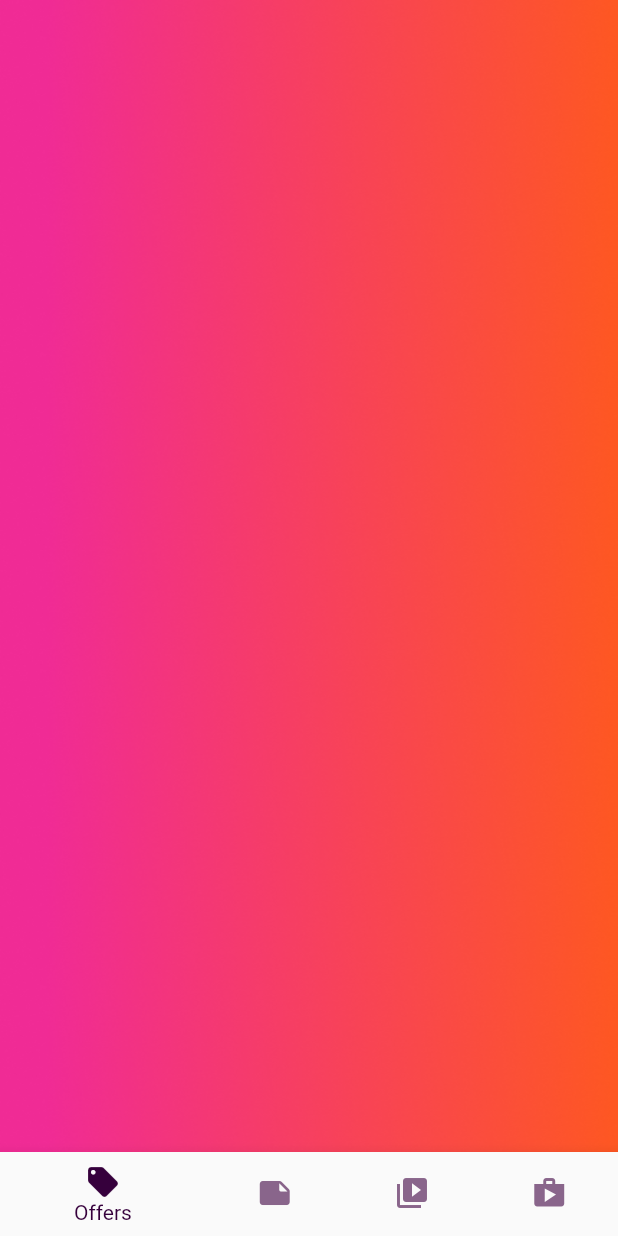
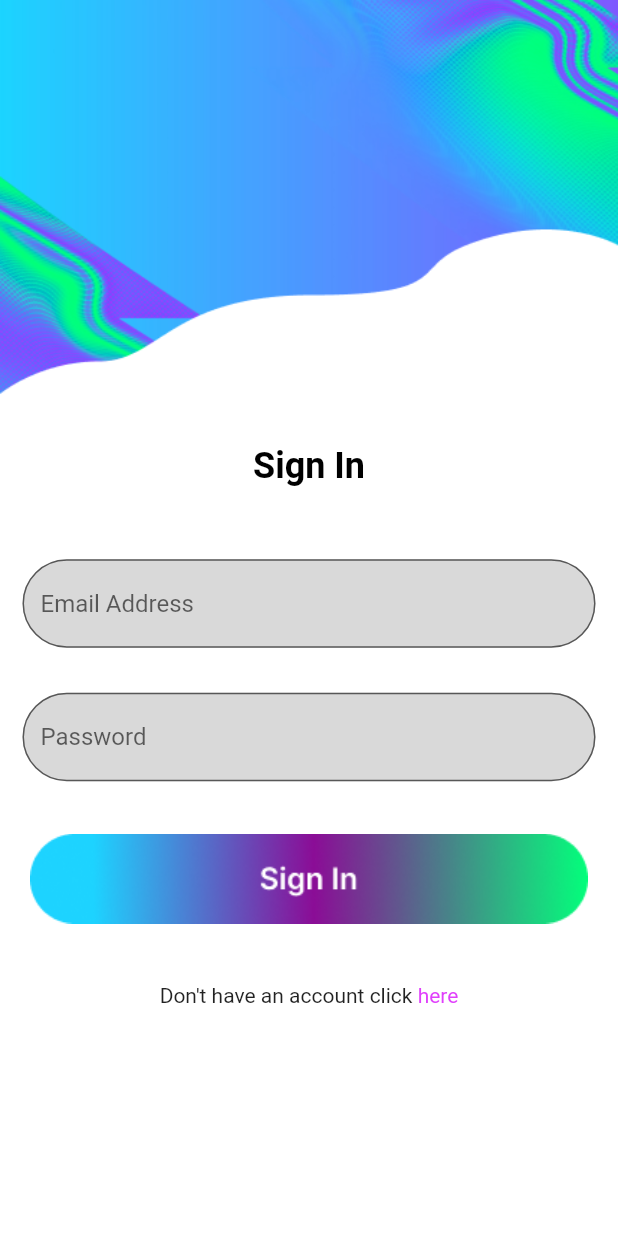
Before and after one commit to AtefMMO/weddify, a Flutter app: the screen it shows after launch, on a phone screen of 412 x 824 dp. Run offline on Flutter 3.47's test engine with Material 2 defaults, Android fonts, the light colour scheme and no system bars.

Commit message:
login and sign up ui done

```diff
--- a/lib/app_theme/app_theme.dart
+++ b/lib/app_theme/app_theme.dart
@@ -3,4 +3,5 @@ import 'dart:ui';
 class AppTheme{
   static Color selectedPurble=Color(0xff36003C);
   static Color unselectedPurble=Color(0xff89658B);
+  static Color lightGrey = Color(0xffD9D9D9);
 }
--- /dev/null
+++ b/lib/custom_widgets/custom_text_form_field.dart
@@ -0,0 +1,44 @@
+import 'package:flutter/material.dart';
+
+import '../app_theme/app_theme.dart';
+
+class CustomTextFormField extends StatelessWidget {
+  TextInputType keyBoardTybe;
+  Widget? icon;
+  String hintText;
+  bool obsecureText;
+  String? Function(String?)? validator;
+  Function(String?) onChanged;
+  CustomTextFormField({
+    this.keyBoardTybe = TextInputType.text,
+    this.icon,
+    this.hintText = 'hintText',
+    this.onChanged = _defaultOnChanged,
+    this.validator,
+    this.obsecureText = false,
+  });
+  static void _defaultOnChanged(String? value) {}
+  @override
+  Widget build(BuildContext context) {
+    return TextFormField(
+      keyboardType: keyBoardTybe,
+      decoration: InputDecoration(
+          hintText: '$hintText',
+          suffixIcon: icon,
+          fillColor: AppTheme.lightGrey,
+          filled: true,
+          errorBorder: OutlineInputBorder(
+              borderRadius: BorderRadius.circular(30),
+              borderSide: BorderSide(color: Colors.red, width: 1)),
+          border: OutlineInputBorder(
+              borderRadius: BorderRadius.circular(30),
+              borderSide: BorderSide(color: Colors.black, width: 1)),
+          focusedBorder: OutlineInputBorder(
+              borderRadius: BorderRadius.circular(30),
+              borderSide: BorderSide(color: Colors.black, width: 1))),
+      validator: validator,
+      onChanged: onChanged,
+      obscureText: obsecureText,
+    );
+  }
+}
--- /dev/null
+++ b/lib/login_screen/login_screen.dart
@@ -0,0 +1,86 @@
+import 'package:flutter/material.dart';
+import 'package:weddify/custom_widgets/custom_text_form_field.dart';
+import 'package:weddify/login_screen/signup_screen.dart';
+
+import '../init_route.dart';
+
+class LogInScreen extends StatelessWidget {
+  static const String routeName = 'LoginScreen';
+  var formKey = GlobalKey<FormState>();
+  @override
+  Widget build(BuildContext context) {
+    return Scaffold(
+      resizeToAvoidBottomInset: false,
+      body: Stack(
+        children: [
+          Image.asset(
+            'assets/images/Sign_in.png',
+            fit: BoxFit.fill,
+            height: double.infinity,
+            width: double.infinity,
+          ),
+          Form(
+              key: formKey,
+              child: Column(
+                mainAxisAlignment: MainAxisAlignment.center,
+                crossAxisAlignment: CrossAxisAlignment.center,
+                children: [
+                  Padding(
+                    padding: EdgeInsets.only(
+                        top: MediaQuery.of(context).size.width * 0.4,
+                        bottom: MediaQuery.of(context).size.width * 0.08),
+                    child: Text(
+                      'Sign In',
+                      style: TextStyle(
+                          color: Colors.black,
+                          fontSize: 24,
+                          fontWeight: FontWeight.bold),
+                    ),
+                  ),
+                  Padding(
+                    padding: const EdgeInsets.all(15),
+                    child: CustomTextFormField(hintText: 'Email Address'),
+                  ),
+                  Padding(
+                    padding: const EdgeInsets.all(15),
+                    child: CustomTextFormField(hintText: 'Password'),
+                  ),
+                  Padding(
+                    padding: const EdgeInsets.all(20),
+                    child: InkWell(
+                        onTap: () {
+                          // mezo validation here
+                          Navigator.pushReplacementNamed(
+                              context, MainScreen.routeName);
+                        },
+                        child: Image.asset('assets/images/signIn.png')),
+                  ),
+                  Padding(
+                    padding: const EdgeInsets.all(20),
+                    child: InkWell(
+                      onTap: () {},
+                      child: Row(
+                        mainAxisAlignment: MainAxisAlignment.center,
+                        children: [
+                          Text('Don\'t have an account click'),
+                          InkWell(
+                            child: Text(
+                              ' here',
+                              style: TextStyle(color: Colors.purpleAccent),
+                            ),
+                            onTap: () {
+                              Navigator.pushReplacementNamed(
+                                  context, SignUpScreen.routeName);
+                            },
+                          )
+                        ],
+                      ),
+                    ),
+                  )
+                ],
+              ))
+        ],
+      ),
+    );
+  }
+}
--- a/lib/main.dart
+++ b/lib/main.dart
@@ -1,5 +1,7 @@
 import 'package:flutter/material.dart';
 import 'package:weddify/init_route.dart';
+import 'package:weddify/login_screen/login_screen.dart';
+import 'package:weddify/login_screen/signup_screen.dart';
 
 void main() {
   runApp(MyApp());
@@ -9,8 +11,10 @@ class MyApp extends StatelessWidget {
   @override
   Widget build(BuildContext context) {
     return MaterialApp(
-      initialRoute: MainScreen.routeName,
-      routes: {MainScreen.routeName: (context) =>  MainScreen()},
+      initialRoute: LogInScreen.routeName,//MainScreen.routeName,
+      routes: {MainScreen.routeName: (context) =>  MainScreen(),
+      LogInScreen.routeName:(context)=>LogInScreen(),
+      SignUpScreen.routeName:(context)=>SignUpScreen()},
       debugShowCheckedModeBanner: false,
     );
   }
```
Also changed, not shown: lib/login_screen/signup_screen.dart (added, +84 -0 lines), assets/images/2.0x/Button 1@2x.png (deleted), assets/images/2.0x/createAccount@2x.png (added), assets/images/2.0x/signIn@2x.png (added), assets/images/3.0x/Button 1@3x.png (deleted), assets/images/3.0x/createAccount@3x.png (added), assets/images/3.0x/signIn@3x.png (added), assets/images/Button 1.png (deleted), assets/images/createAccount.png (added), assets/images/signIn.png (added).
